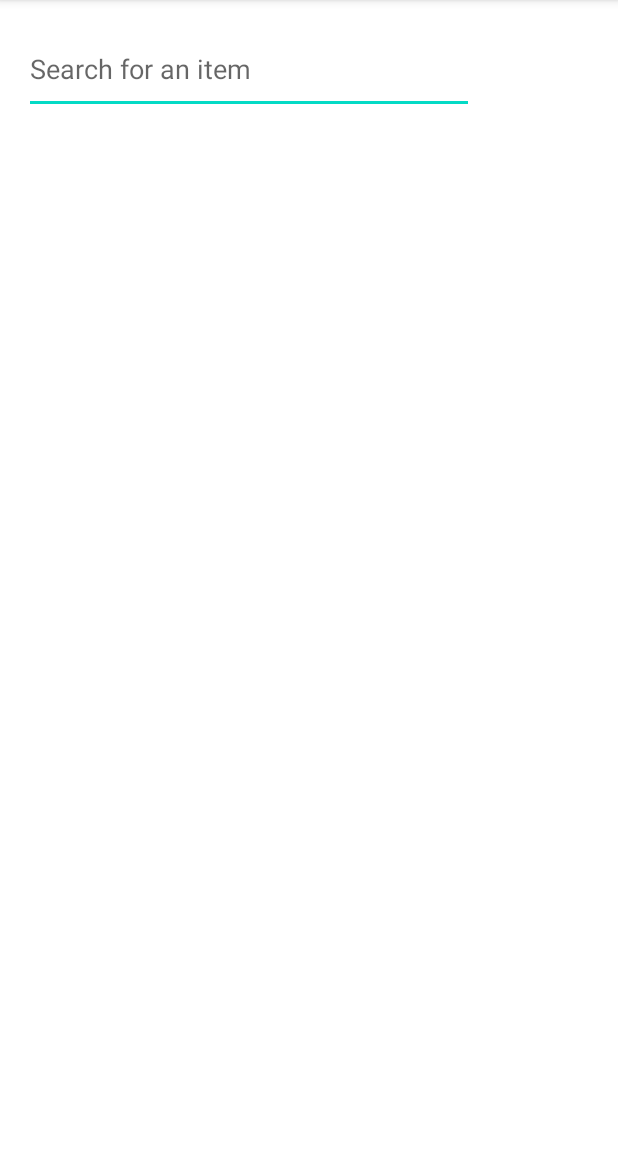
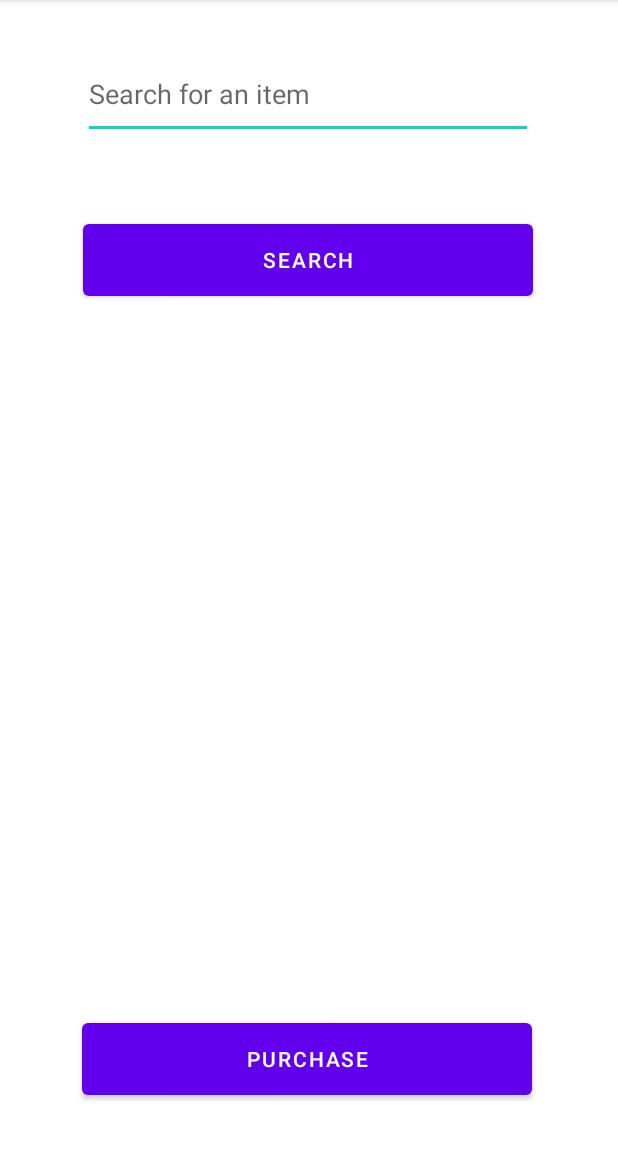
Before and after one commit to 9brian/Food, an Android app: the SearchItemActivity screen opened directly, with no data from a screen before it, on a phone screen of 412 x 824 dp, the part 84-1236 px from its top. Run offline under Robolectric (Android 15) with nearby library versions, the phone set to English and light mode, and no system bars; our stand-ins replace Room's generated code.

Commit message:
Start up Search Task

```diff
--- a/app/src/main/java/com/example/foodflash/SearchItemActivity.java
+++ b/app/src/main/java/com/example/foodflash/SearchItemActivity.java
@@ -9,10 +9,11 @@ import android.os.Bundle;
 import android.view.View;
 import android.widget.ArrayAdapter;
 import android.widget.AutoCompleteTextView;
+import android.widget.Button;
+import android.widget.TextView;
 
 import com.example.foodflash.DB.AppDataBase;
 import com.example.foodflash.DB.ItemDAO;
-import com.example.foodflash.databinding.ActivityEditItemBinding;
 import com.example.foodflash.databinding.ActivitySearchItemBinding;
 
 import java.util.ArrayList;
@@ -23,10 +24,15 @@ public class SearchItemActivity extends AppCompatActivity {
     //    https://www.youtube.com/watch?v=JB3ETK5mh3c
     //    Used this to find a way to have autocomplete based on db
     AutoCompleteTextView searchBar;
+    Button fetchItemButton;
+    TextView itemDesc;
+    Button purchaseItemButton;
     List<Item> menuItems;
 
     ActivitySearchItemBinding binding;
     ItemDAO mItemDAO;
+    Item mItemFinder;
+    Item heldItem;
 
     @Override
     protected void onCreate(Bundle savedInstanceState) {
@@ -39,6 +45,10 @@ public class SearchItemActivity extends AppCompatActivity {
         setContentView(view);
 
         searchBar = binding.searchAutocomplete;
+        fetchItemButton = binding.searchItemButton;
+        itemDesc = binding.searchedItemTextview;
+        purchaseItemButton = binding.purchaseItemButton;
+
 
         mItemDAO = Room.databaseBuilder(this, AppDataBase.class, AppDataBase.DATABASE_NAME)
                 .allowMainThreadQueries().build().ItemDAO();
@@ -53,6 +63,29 @@ public class SearchItemActivity extends AppCompatActivity {
 
         ArrayAdapter<String> adapter = new ArrayAdapter<String>(this, android.R.layout.simple_list_item_1, items);
         searchBar.setAdapter(adapter);
+
+        fetchItemButton.setOnClickListener(new View.OnClickListener() {
+            @Override
+            public void onClick(View view) {
+                String search = searchBar.getText().toString();
+                if (itemExists(search)){
+                    heldItem = mItemDAO.getItemByName(search);
+                    itemDesc.setText(heldItem.toString() + "\n Would you like to purchase?");
+                }
+                else{
+                    itemDesc.setText("Item does not exist.");
+                }
+
+            }
+        });
+
+
+    }
+
+    private boolean itemExists(String itemName){
+        mItemFinder = mItemDAO.getItemByName(itemName);
+        // Returns true if user does exist
+        return mItemFinder != null;
     }
 
     public static Intent getIntent(Context context){
--- a/app/src/main/res/layout/activity_search_item.xml
+++ b/app/src/main/res/layout/activity_search_item.xml
@@ -1,12 +1,11 @@
 <?xml version="1.0" encoding="utf-8"?>
 <!-- How to autofill an edittext -->
 <!--https://www.youtube.com/watch?v=JB3ETK5mh3c-->
-<LinearLayout xmlns:android="http://schemas.android.com/apk/res/android"
+<androidx.constraintlayout.widget.ConstraintLayout xmlns:android="http://schemas.android.com/apk/res/android"
     xmlns:app="http://schemas.android.com/apk/res-auto"
     xmlns:tools="http://schemas.android.com/tools"
     android:layout_width="match_parent"
     android:layout_height="match_parent"
-    android:orientation="vertical"
     android:padding="16dp"
     tools:context=".SearchItemActivity">
 
@@ -14,7 +13,49 @@
         android:id="@+id/search_autocomplete"
         android:layout_width="300dp"
         android:layout_height="60dp"
+        android:layout_marginBottom="528dp"
+        android:completionThreshold="1"
         android:hint="Search for an item"
-        android:completionThreshold="1" />
+        app:layout_constraintBottom_toBottomOf="parent"
+        app:layout_constraintEnd_toEndOf="parent"
+        app:layout_constraintHorizontal_bias="0.495"
+        app:layout_constraintStart_toStartOf="parent"
+        app:layout_constraintTop_toTopOf="parent"
+        app:layout_constraintVertical_bias="0.111" />
 
-</LinearLayout>
+    <Button
+        android:id="@+id/search_item_button"
+        android:layout_width="300dp"
+        android:layout_height="60dp"
+        android:text="Search"
+        app:layout_constraintBottom_toBottomOf="parent"
+        app:layout_constraintEnd_toEndOf="parent"
+        app:layout_constraintHorizontal_bias="0.495"
+        app:layout_constraintStart_toStartOf="parent"
+        app:layout_constraintTop_toBottomOf="@id/search_autocomplete"
+        app:layout_constraintVertical_bias="0.085" />
+
+    <TextView
+        android:id="@+id/searched_item_textview"
+        android:layout_width="310dp"
+        android:layout_height="298dp"
+        android:gravity="center"
+        app:layout_constraintBottom_toBottomOf="parent"
+        app:layout_constraintEnd_toEndOf="parent"
+        app:layout_constraintStart_toStartOf="parent"
+        app:layout_constraintTop_toBottomOf="@id/search_item_button"
+        app:layout_constraintVertical_bias="0.164" />
+
+    <Button
+        android:id="@+id/purchase_item_button"
+        android:layout_width="300dp"
+        android:layout_height="60dp"
+        android:text="Purchase"
+        app:layout_constraintBottom_toBottomOf="parent"
+        app:layout_constraintEnd_toEndOf="parent"
+        app:layout_constraintHorizontal_bias="0.486"
+        app:layout_constraintStart_toStartOf="parent"
+        app:layout_constraintTop_toBottomOf="@id/searched_item_textview"
+        app:layout_constraintVertical_bias="0.895" />
+
+</androidx.constraintlayout.widget.ConstraintLayout>
```
